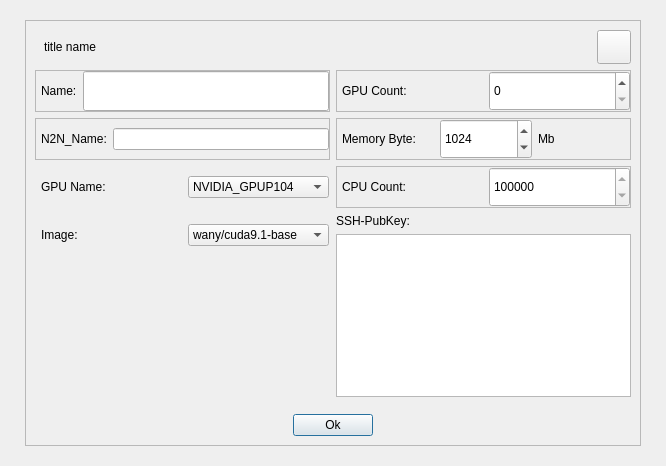
The window that src/qt/forms/adddockerservicedlg.ui (MassGrid/MassGrid) describes before a commit, drawn with Qt 5.
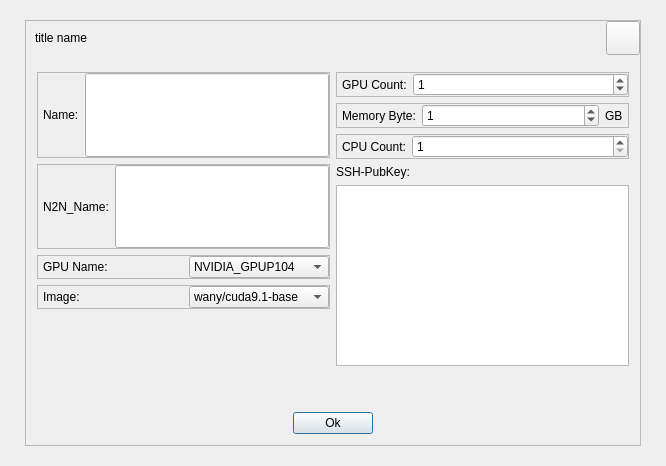
The same window after the commit. Icons and pictures are not drawn.

Commit message: add start edge button && update gui

What changed in the file:
```diff
--- a/src/qt/forms/adddockerservicedlg.ui
+++ b/src/qt/forms/adddockerservicedlg.ui
@@ -61,6 +61,70 @@
 min-height:40px;
 max-height:40px;
 }
+QFrame#frame_3,
+QFrame#frame_4{
+border:hidden;
+}
+
+
+
+
+QWidget#AddDockerServiceDlg QPushButton#cancelButton{
+    min-width:20px;
+    min-height:20px;
+    max-width:20px;
+    max-height:20px;
+    border:7px solid rgb(255,255,255,0);
+    image: url(:/res/pic/closeBtn.png);
+}
+
+QWidget#AddDockerServiceDlg QPushButton#okButton{
+width:120;
+height:40;
+background-color: rgb(239, 169, 4);
+color: rgb(255, 255, 255);
+border:hidden;
+}
+
+
+QComboBox{
+    background-color:rgb(172,99,43); 
+    color:white;
+    height:30px;
+    width:120px;
+    border:1px solid rgb(174,103,46);
+    background-repeat: no-repeat;
+    background-position: center left;
+    background-color: rgb(255, 255, 255);
+    color: rgb(0, 0, 0);
+    selection-color: black;
+    selection-background-color: darkgray;
+}
+QComboBox::drop-down
+{
+    width: 30px;
+    height:30px;
+    image: url(:/res/pic/xjt.png)；
+
+}
+
+QComboBox QAbstractItemView
+{
+    width:140px;
+  outline: 0px;
+  color: rgb(255, 255, 255);
+    selection-color: rgb(255, 255, 255);
+    selection-background-color: rgb(239, 169, 4);
+    background-color: rgb(198, 125, 26);
+}
+QComboBox QAbstractItemView::item
+{
+    height: 40px;
+   background-color: rgb(198, 125, 26);
+    border:hidden;
+    color: rgb(255, 255, 255);
+}&quot;);
+
  
 
 QFrame#frame_4,
@@ -78,6 +142,18 @@
          <enum>QFrame::Raised</enum>
         </property>
         <layout class="QVBoxLayout" name="verticalLayout_3">
+         <property name="leftMargin">
+          <number>0</number>
+         </property>
+         <property name="topMargin">
+          <number>0</number>
+         </property>
+         <property name="rightMargin">
+          <number>0</number>
+         </property>
+         <property name="bottomMargin">
+          <number>11</number>
+         </property>
          <item>
           <layout class="QHBoxLayout" name="horizontalLayout_5">
            <property name="leftMargin">
@@ -132,6 +208,18 @@
          </item>
          <item>
           <layout class="QHBoxLayout" name="horizontalLayout_10" stretch="1,1">
+           <property name="leftMargin">
+            <number>11</number>
+           </property>
+           <property name="topMargin">
+            <number>11</number>
+           </property>
+           <property name="rightMargin">
+            <number>11</number>
+           </property>
+           <property name="bottomMargin">
+            <number>11</number>
+           </property>
            <item>
             <layout class="QVBoxLayout" name="verticalLayout_2">
              <item>
@@ -180,6 +268,12 @@
              </item>
              <item>
               <widget class="QFrame" name="frame_2">
+               <property name="sizePolicy">
+                <sizepolicy hsizetype="Expanding" vsizetype="Expanding">
+                 <horstretch>0</horstretch>
+                 <verstretch>0</verstretch>
+                </sizepolicy>
+               </property>
                <property name="frameShape">
                 <enum>QFrame::StyledPanel</enum>
                </property>
@@ -207,7 +301,14 @@
                  </widget>
                 </item>
                 <item>
-                 <widget class="QLineEdit" name="lineEdit_n2n_name"/>
+                 <widget class="QLineEdit" name="lineEdit_n2n_name">
+                  <property name="sizePolicy">
+                   <sizepolicy hsizetype="Expanding" vsizetype="Expanding">
+                    <horstretch>0</horstretch>
+                    <verstretch>0</verstretch>
+                   </sizepolicy>
+                  </property>
+                 </widget>
                 </item>
                </layout>
               </widget>
@@ -353,11 +454,17 @@
                 <item>
                  <widget class="QSpinBox" name="spinBox_gpucount">
                   <property name="sizePolicy">
-                   <sizepolicy hsizetype="Minimum" vsizetype="Expanding">
+                   <sizepolicy hsizetype="Expanding" vsizetype="Expanding">
                     <horstretch>0</horstretch>
                     <verstretch>0</verstretch>
                    </sizepolicy>
                   </property>
+                  <property name="maximum">
+                   <number>6</number>
+                  </property>
+                  <property name="value">
+                   <number>1</number>
+                  </property>
                  </widget>
                 </item>
                </layout>
@@ -379,7 +486,7 @@
                  <number>0</number>
                 </property>
                 <property name="rightMargin">
-                 <number>0</number>
+                 <number>5</number>
                 </property>
                 <property name="bottomMargin">
                  <number>0</number>
@@ -394,23 +501,23 @@
                 <item>
                  <widget class="QSpinBox" name="spinBox_memorybyte">
                   <property name="sizePolicy">
-                   <sizepolicy hsizetype="Minimum" vsizetype="Expanding">
+                   <sizepolicy hsizetype="Expanding" vsizetype="Expanding">
                     <horstretch>0</horstretch>
                     <verstretch>0</verstretch>
                    </sizepolicy>
                   </property>
                   <property name="maximum">
-                   <number>999999999</number>
+                   <number>8</number>
                   </property>
                   <property name="value">
-                   <number>1024</number>
+                   <number>1</number>
                   </property>
                  </widget>
                 </item>
                 <item>
                  <widget class="QLabel" name="label_4">
                   <property name="text">
-                   <string>Mb</string>
+                   <string>GB</string>
                   </property>
                  </widget>
                 </item>
@@ -448,16 +555,19 @@
                 <item>
                  <widget class="QSpinBox" name="spinBox_cpucount">
                   <property name="sizePolicy">
-                   <sizepolicy hsizetype="Minimum" vsizetype="Expanding">
+                   <sizepolicy hsizetype="Expanding" vsizetype="Expanding">
                     <horstretch>0</horstretch>
                     <verstretch>0</verstretch>
                    </sizepolicy>
                   </property>
                   <property name="minimum">
-                   <number>1000000</number>
+                   <number>1</number>
                   </property>
                   <property name="maximum">
-                   <number>1000000000</number>
+                   <number>2</number>
+                  </property>
+                  <property name="value">
+                   <number>1</number>
                   </property>
                  </widget>
                 </item>
@@ -531,9 +641,6 @@
            </item>
            <item>
             <widget class="QPushButton" name="okButton">
-             <property name="styleSheet">
-              <string notr="true"/>
-             </property>
              <property name="text">
               <string>Ok</string>
              </property>
```
The commit also changes 12 other files.
